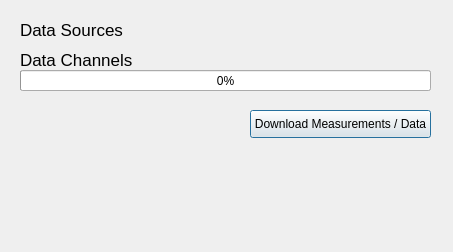
This is ui/watering_datachannels_dialog.ui in Ingeniousware/QGISWaterIng as Qt 5 draws it before an edit. The edited form follows.
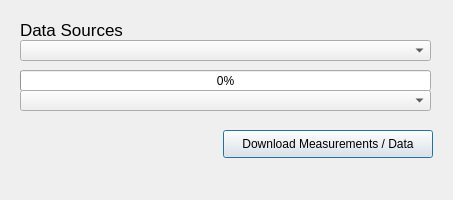
This is the edited form.

Commit message: Organize the data source and data channels window

Diff of the .ui file:
```diff
--- a/ui/watering_datachannels_dialog.ui
+++ b/ui/watering_datachannels_dialog.ui
@@ -10,7 +10,7 @@
     <x>0</x>
     <y>0</y>
     <width>453</width>
-    <height>252</height>
+    <height>200</height>
    </rect>
   </property>
   <property name="windowTitle">
@@ -41,6 +41,17 @@
    </property>
   </widget>
 
+  <widget class="QComboBox" name="datasource_box">
+   <property name="geometry">
+    <rect>
+     <x>20</x>
+     <y>40</y>
+     <width>411</width>
+     <height>21</height>
+    </rect>
+   </property>
+  </widget>
+
 
   <widget class="QLabel" name="projectLabel">
    <property name="enabled">
@@ -49,7 +60,7 @@
    <property name="geometry">
     <rect>
      <x>20</x>
-     <y>50</y>
+     <y>70</y>
      <width>171</width>
      <height>20</height>
     </rect>
@@ -70,7 +81,7 @@
    <property name="geometry">
     <rect>
      <x>20</x>
-     <y>70</y>
+     <y>90</y>
      <width>411</width>
      <height>21</height>
     </rect>
@@ -80,9 +91,9 @@
   <widget class="QPushButton" name="BtGetAnalysisResultsCurrent">
    <property name="geometry">
     <rect>
-     <x>250</x>
-     <y>110</y>
-     <width>181</width>
+     <x>223</x>
+     <y>130</y>
+     <width>210</width>
      <height>28</height>
     </rect>
    </property>
```
